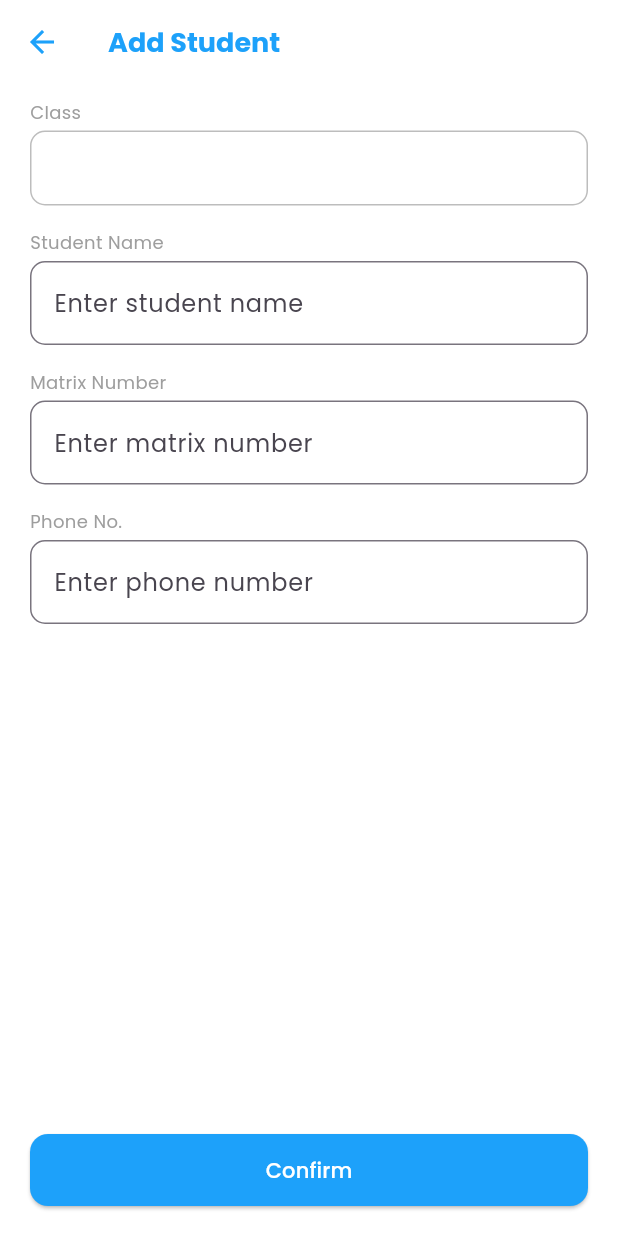
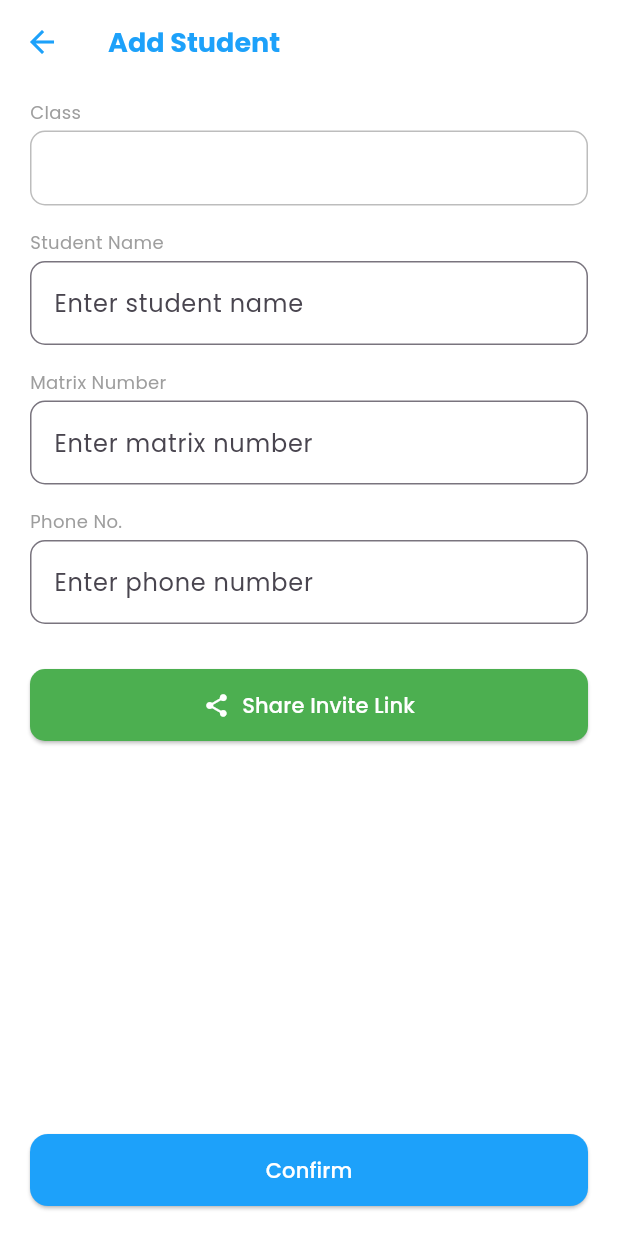
Before and after one commit to AzrulHafiz3099/GradingBot, a Flutter app: the AddStudentPage screen opened directly with empty values, on a phone screen of 412 x 824 dp. Run offline on Flutter 3.47's test engine with Material 3 defaults, Android fonts, the phone set to English and light mode, and no system bars; our stand-ins replace dotted_border, file_picker, flutter_secure_storage, font_awesome_flutter, image_picker, pdf and 3 more; missing offline and left inert: mongo_dart; accounts and stored records are empty; network calls fail.

Commit message:
commit add student using google form

```diff
--- a/lib/StudentPage/Add_Student.dart
+++ b/lib/StudentPage/Add_Student.dart
@@ -3,6 +3,8 @@ import '/utils/colors.dart';
 import 'package:http/http.dart' as http;
 import 'dart:convert';
 import '/utils/env.dart';
+import 'package:flutter/services.dart';
+import 'package:share_plus/share_plus.dart';
 
 class AddStudentPage extends StatefulWidget {
   final String classId;
@@ -120,10 +122,16 @@ class _AddStudentPageState extends State<AddStudentPage> {
           child: ListView(
             children: [
               const SizedBox(height: 10),
-              const Text('Class', style: TextStyle(color: Colors.grey, fontSize: 12)),
+              const Text(
+                'Class',
+                style: TextStyle(color: Colors.grey, fontSize: 12),
+              ),
               const SizedBox(height: 4),
               Container(
-                padding: const EdgeInsets.symmetric(horizontal: 12, vertical: 14),
+                padding: const EdgeInsets.symmetric(
+                  horizontal: 12,
+                  vertical: 14,
+                ),
                 decoration: BoxDecoration(
                   border: Border.all(color: Colors.grey.shade400),
                   borderRadius: BorderRadius.circular(10),
@@ -132,7 +140,10 @@ class _AddStudentPageState extends State<AddStudentPage> {
               ),
               const SizedBox(height: 16),
 
-              const Text('Student Name', style: TextStyle(color: Colors.grey, fontSize: 12)),
+              const Text(
+                'Student Name',
+                style: TextStyle(color: Colors.grey, fontSize: 12),
+              ),
               const SizedBox(height: 4),
               TextFormField(
                 controller: nameController,
@@ -151,7 +162,10 @@ class _AddStudentPageState extends State<AddStudentPage> {
               ),
               const SizedBox(height: 16),
 
-              const Text('Matrix Number', style: TextStyle(color: Colors.grey, fontSize: 12)),
+              const Text(
+                'Matrix Number',
+                style: TextStyle(color: Colors.grey, fontSize: 12),
+              ),
               const SizedBox(height: 4),
               TextFormField(
                 controller: matrixController,
@@ -170,7 +184,10 @@ class _AddStudentPageState extends State<AddStudentPage> {
               ),
               const SizedBox(height: 16),
 
-              const Text('Phone No.', style: TextStyle(color: Colors.grey, fontSize: 12)),
+              const Text(
+                'Phone No.',
+                style: TextStyle(color: Colors.grey, fontSize: 12),
+              ),
               const SizedBox(height: 4),
               TextFormField(
                 controller: phoneController,
@@ -189,6 +206,48 @@ class _AddStudentPageState extends State<AddStudentPage> {
                   return null;
                 },
               ),
+
+              const SizedBox(height: 30),
+              SizedBox(
+                width: double.infinity,
+                child: ElevatedButton.icon(
+                  onPressed: () async {
+                    final inviteLink =
+                        "https://docs.google.com/forms/d/e/1FAIpQLSfy0oszgRlTvD4n4XG3wgr5DKEYq1oWpbErnn4-zRzgLtuVEg/viewform?usp=pp_url"
+                        "&entry.988185630=${widget.classId}" // Class ID
+                        "&entry.19554302=${Uri.encodeComponent(widget.className)}"; // Class Name
+
+                    // 1. Copy to clipboard
+                    await Clipboard.setData(ClipboardData(text: inviteLink));
+
+                    // 2. Share using share_plus
+                    await Share.share(
+                      inviteLink,
+                      subject: 'Join my class: ${widget.className}',
+                    );
+
+                    // Optional confirmation
+                    ScaffoldMessenger.of(context).showSnackBar(
+                      SnackBar(
+                        content: Text('Invite link copied & ready to share!'),
+                        duration: Duration(seconds: 3),
+                      ),
+                    );
+                  },
+                  icon: Icon(Icons.share),
+                  label: Text('Share Invite Link'),
+                  style: ElevatedButton.styleFrom(
+                    backgroundColor: Colors.green,
+                    foregroundColor: Colors.white,
+                    padding: const EdgeInsets.symmetric(vertical: 14),
+                    shape: RoundedRectangleBorder(
+                      borderRadius: BorderRadius.circular(10),
+                    ),
+                  ),
+                ),
+              ),
+
+              const SizedBox(height: 16),
 
               if (errorMessage != null)
                 Padding(
@@ -216,12 +275,13 @@ class _AddStudentPageState extends State<AddStudentPage> {
                 borderRadius: BorderRadius.circular(12),
               ),
             ),
-            child: isLoading
-                ? const CircularProgressIndicator(color: Colors.white)
-                : const Text(
-                    'Confirm',
-                    style: TextStyle(color: Colors.white),
-                  ),
+            child:
+                isLoading
+                    ? const CircularProgressIndicator(color: Colors.white)
+                    : const Text(
+                      'Confirm',
+                      style: TextStyle(color: Colors.white),
+                    ),
           ),
         ),
       ),
--- a/pubspec.yaml
+++ b/pubspec.yaml
@@ -41,6 +41,8 @@ dependencies:
   pdf: ^3.11.3
   printing: ^5.14.2
   font_awesome_flutter: ^10.8.0
+  url_launcher: ^6.3.1
+  share_plus: ^11.0.0
 
   flutter:
     sdk: flutter
```
Also changed, not shown: lib/SettingPage/HelpSupport.dart (+79 -31 lines), pubspec.lock, 5 other files.
